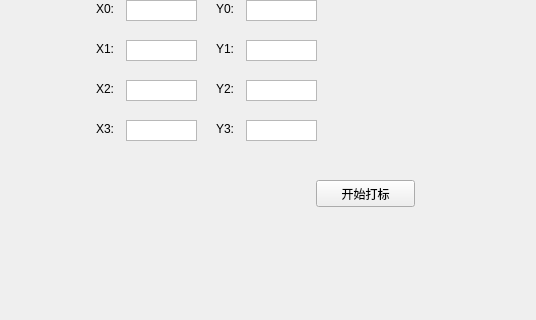
The window that testtool.ui (luoshiqian1/ildlaser) describes before a commit, drawn with Qt 5; both pictures show x 104 to 640 and y 160 to 480 of the 640 by 480 pixel window.
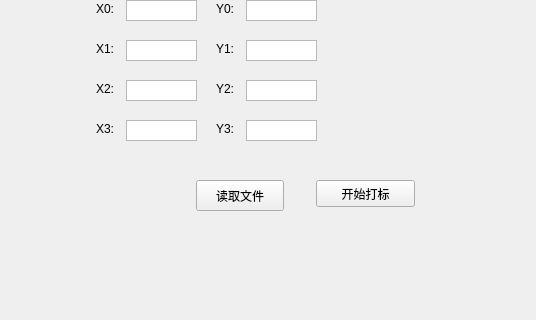
The same window after the commit.

Patch:
```diff
--- a/testtool.ui
+++ b/testtool.ui
@@ -326,6 +326,19 @@
     <string>初始化</string>
    </property>
   </widget>
+  <widget class="QPushButton" name="btreadfile">
+   <property name="geometry">
+    <rect>
+     <x>300</x>
+     <y>340</y>
+     <width>88</width>
+     <height>31</height>
+    </rect>
+   </property>
+   <property name="text">
+    <string>读取文件</string>
+   </property>
+  </widget>
  </widget>
  <resources/>
  <connections>
```
